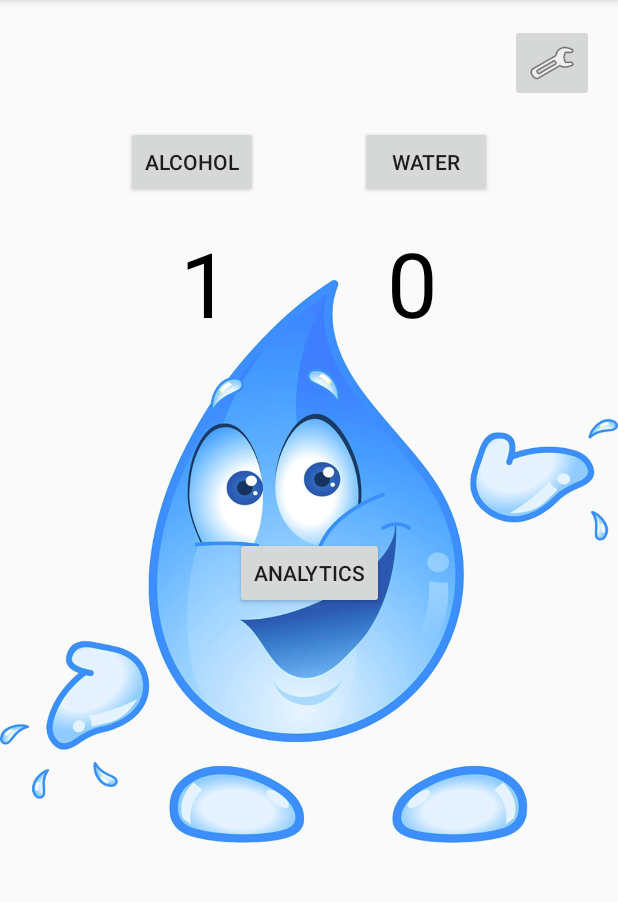
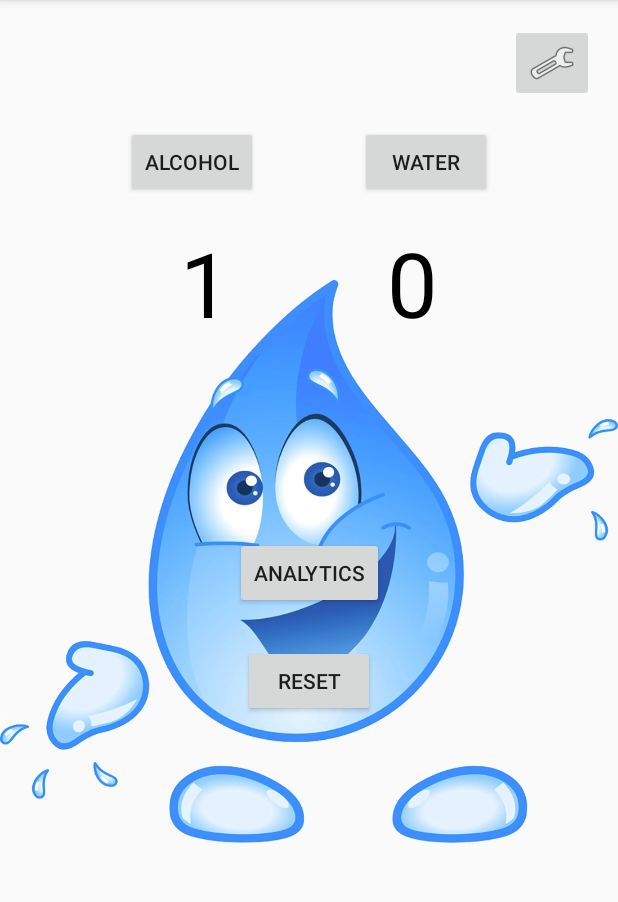
Before and after one commit to AndrewHess/Hacktech2019, an Android app: the MainActivity screen opened directly, with no data from a screen before it, after a tap on "ALCOHOL", on a phone screen of 412 x 824 dp, the part 84-986 px from its top. Run offline under Robolectric (Android 15) with nearby library versions, the phone set to English and light mode, and no system bars; 2 statements that could not run were skipped.

```diff
--- a/app/src/main/java/com/example/hacktech2019/MainActivity.java
+++ b/app/src/main/java/com/example/hacktech2019/MainActivity.java
@@ -2,7 +2,6 @@ package com.example.hacktech2019;
 
 import android.annotation.TargetApi;
 import android.app.Notification;
-import android.content.Context;
 import android.content.Intent;
 import android.content.SharedPreferences;
 import android.icu.util.Calendar;
@@ -14,14 +13,7 @@ import android.view.animation.Animation;
 import android.view.animation.AnimationUtils;
 import android.widget.ImageView;
 import android.widget.TextView;
-import android.widget.Toast;
 
-import java.io.BufferedReader;
-import java.io.File;
-import java.io.FileInputStream;
-import java.io.FileOutputStream;
-import java.io.FileReader;
-import java.io.IOException;
 import java.text.SimpleDateFormat;
 import java.util.ArrayList;
 
@@ -173,12 +165,12 @@ public class MainActivity extends AppCompatActivity {
         double h = parseTime(getCurrentTime()) - startTime;
         if (h < 0) { h += 12; }
 
-        Toast.makeText(this, "Alc: " + alcAmount + ",Weight: " + w + ",R: " + r + ",time: " + h, Toast.LENGTH_LONG).show();
+        //Toast.makeText(this, "Alc: " + alcAmount + ",Weight: " + w + ",R: " + r + ",time: " + h, Toast.LENGTH_LONG).show();
         bac = this.BAC(alcAmount, w, r, h);
     }
 
     public static double BAC(int a, int w, double r, double h) {
-       return ((double) a * 5.14 / ((double) w) * r) - 0.15 * h;
+       return ((double) a * 5.14 / ((double) w) * r);
     }
 
     public void updateScreen() {
@@ -233,6 +225,9 @@ public class MainActivity extends AppCompatActivity {
         prevAMPM = currentAMPM;
     }
 
+    public void reset(View view) {
+        resetStats();
+    }
     private void resetStats(){
         alcAmount = 0;
         waterAmount = 0;
@@ -240,6 +235,12 @@ public class MainActivity extends AppCompatActivity {
         timeLastWater = "";
         times.clear();
         bacs.clear();
+
+        SharedPreferences.Editor editor = prefs.edit();
+        editor.putInt("alcoholCount", alcAmount).commit();
+        editor.putInt("waterCount", waterAmount).commit();
+        editor.apply();
+
         updateScreen();
     }
 
--- a/app/src/main/res/layout/activity_main.xml
+++ b/app/src/main/res/layout/activity_main.xml
@@ -17,6 +17,21 @@
         app:layout_constraintEnd_toEndOf="parent"
         app:layout_constraintTop_toTopOf="parent"
         app:srcCompat="@android:drawable/ic_menu_preferences" />
+
+    <Button
+        android:id="@+id/reset"
+        style="@style/Widget.AppCompat.Button"
+        android:layout_width="88dp"
+        android:layout_height="48dp"
+        android:layout_marginStart="16dp"
+        android:layout_marginTop="24dp"
+        android:layout_marginEnd="16dp"
+        android:onClick="reset"
+        android:text="Reset"
+        android:visibility="visible"
+        app:layout_constraintEnd_toEndOf="parent"
+        app:layout_constraintStart_toStartOf="parent"
+        app:layout_constraintTop_toBottomOf="@+id/Analytics" />
 
     <Button
         android:id="@+id/alcohol_button"
```
